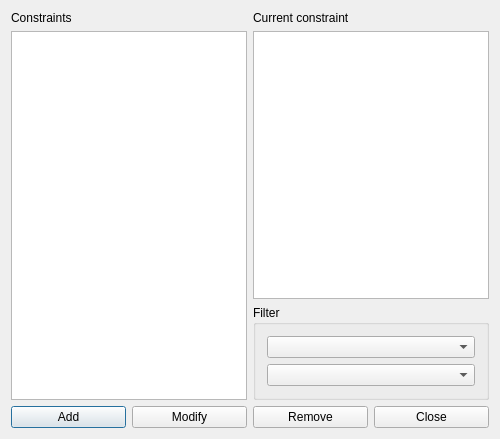
The window that fet/src/interface/constraintactivitytagpreferredroomform_template.ui (vonmecheln/fet) describes before a commit, drawn with Qt 5.
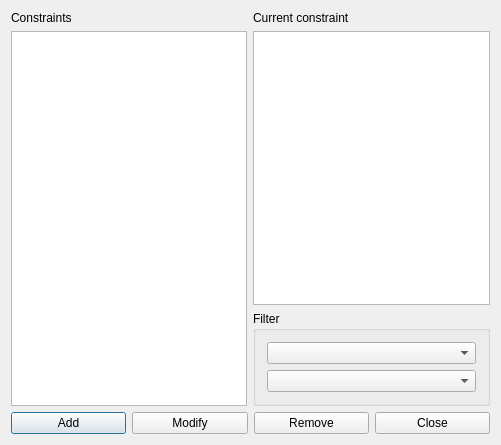
The same window after the commit.

```diff
--- a/fet/src/interface/constraintactivitytagpreferredroomform_template.ui
+++ b/fet/src/interface/constraintactivitytagpreferredroomform_template.ui
@@ -6,15 +6,15 @@
    <rect>
     <x>0</x>
     <y>0</y>
-    <width>500</width>
-    <height>439</height>
+    <width>501</width>
+    <height>445</height>
    </rect>
   </property>
   <property name="windowTitle">
    <string extracomment="This is the title of the dialog to see the list of all constraints of this type">Constraints activity tag preferred room</string>
   </property>
   <layout class="QGridLayout" name="gridLayout_2">
-   <item row="0" column="0" rowspan="2">
+   <item row="0" column="0">
     <layout class="QVBoxLayout" name="verticalLayout">
      <item>
       <widget class="QLabel" name="constraintsTextLabel">
@@ -52,24 +52,24 @@
      <item>
       <widget class="QPlainTextEdit" name="currentConstraintTextEdit"/>
      </item>
-    </layout>
-   </item>
-   <item row="1" column="1">
+     <item>
     <widget class="QGroupBox" name="filterGroupBox">
      <property name="title">
       <string>Filter</string>
      </property>
      <layout class="QGridLayout" name="gridLayout">
       <item row="0" column="0">
-       <widget class="QComboBox" name="roomsComboBox"/>
-      </item>
-      <item row="1" column="0">
        <widget class="QComboBox" name="activityTagsComboBox"/>
       </item>
+        <item row="1" column="0">
+         <widget class="QComboBox" name="roomsComboBox"/>
+        </item>
      </layout>
     </widget>
    </item>
-   <item row="2" column="0" colspan="2">
+    </layout>
+   </item>
+   <item row="1" column="0" colspan="2">
     <layout class="QHBoxLayout" name="horizontalLayout">
      <item>
       <widget class="QPushButton" name="addConstraintPushButton">
```
Lines whose indentation alone changed are shown as unchanged.
